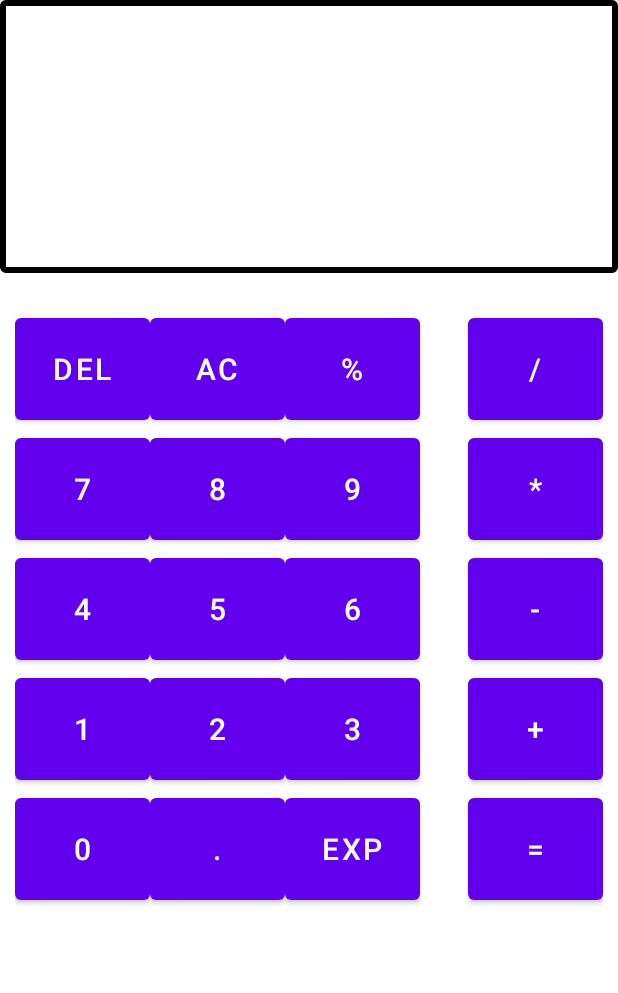
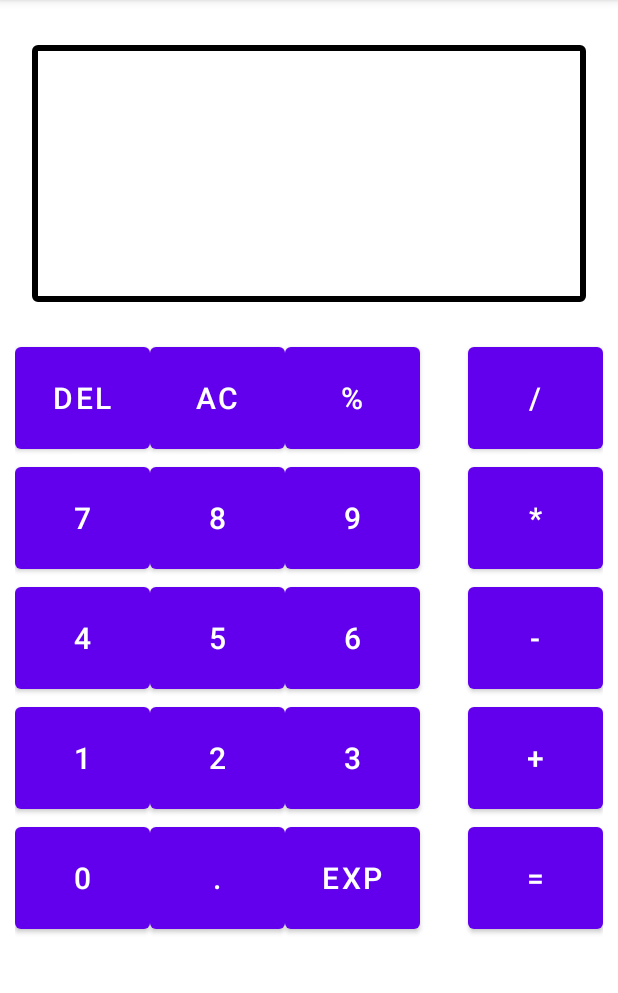
Before and after one commit to Shuvo82/Calculator, an Android app: the screen it shows after launch (MainActivity), on a phone screen of 412 x 824 dp, the part 84-1077 px from its top. Run offline under Robolectric (Android 15) with nearby library versions, the phone set to English and light mode, and no system bars.

```diff
--- a/app/src/main/java/com/example/calculator/MainActivity.java
+++ b/app/src/main/java/com/example/calculator/MainActivity.java
@@ -211,7 +211,6 @@ public class MainActivity extends AppCompatActivity implements View.OnClickListe
                 float temp=Float.parseFloat(display.getText().toString());
                 result=number1/temp;
                 display.setText(String.valueOf(result));
-
             }
             else if(operator=="exp"){
 
--- a/app/src/main/res/layout/my_activity_main.xml
+++ b/app/src/main/res/layout/my_activity_main.xml
@@ -8,12 +8,15 @@
 
     <TextView
         android:id="@+id/display"
-        android:layout_width="412dp"
-        android:layout_height="182dp"
-        android:textSize="62sp"
+        android:layout_width="369dp"
+        android:layout_height="171dp"
+        android:layout_marginTop="30dp"
+        android:background="@drawable/my_border_for_light_mode"
+
+
         android:textColor="#ff000000"
+        android:textSize="42sp"
         android:textStyle="bold"
-        android:background="@drawable/my_border_for_light_mode"
         app:layout_constraintEnd_toEndOf="parent"
         app:layout_constraintStart_toStartOf="parent"
         app:layout_constraintTop_toTopOf="parent" />
```
